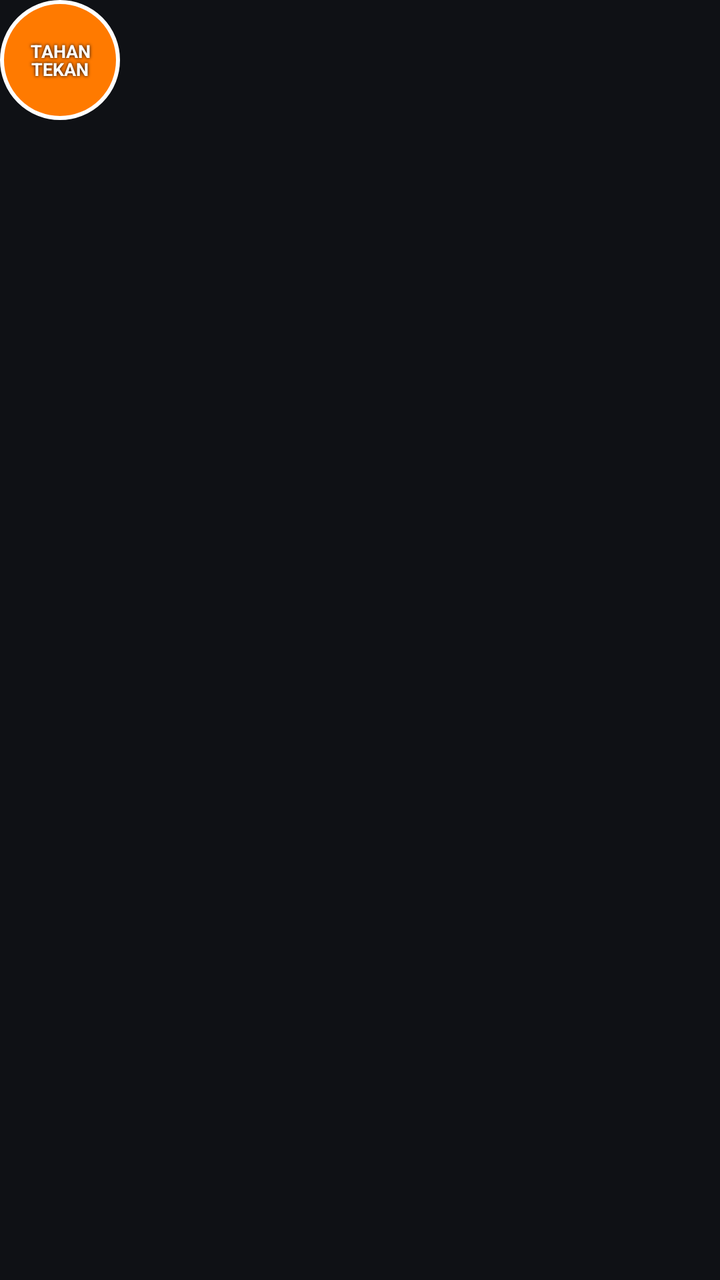
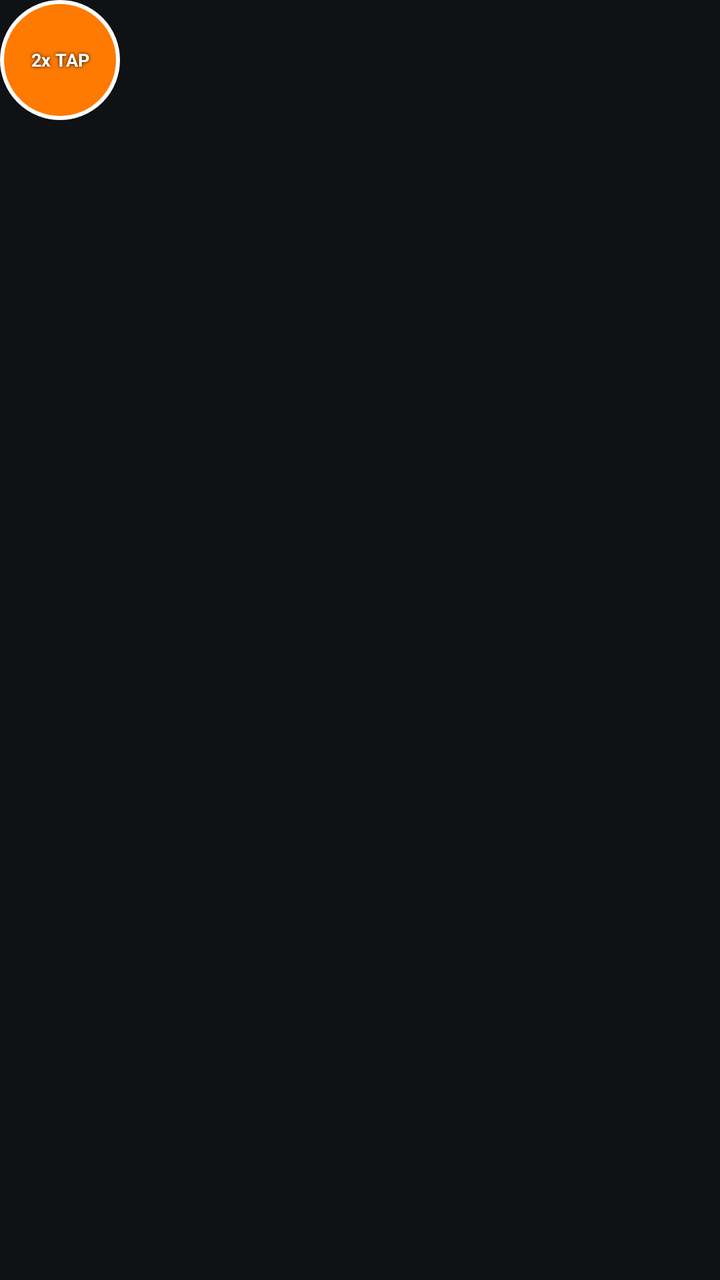

Screens rendered from an Android XML layout before and after an edit, with the pre-edit source and the edit as a unified diff.
<!-- AndroidManifest.xml: application theme Theme.MakroByGunz -->
<!-- res/layout/floating_bubble.xml -->
<?xml version="1.0" encoding="utf-8"?>
<FrameLayout xmlns:android="http://schemas.android.com/apk/res/android"
    android:layout_width="wrap_content"
    android:layout_height="wrap_content">

    <TextView
        android:id="@+id/bubbleIcon"
        android:layout_width="60dp"
        android:layout_height="60dp"
        android:background="@drawable/bg_bubble"
        android:gravity="center"
        android:text="TAHAN\nTEKAN"
        android:textColor="@color/white"
        android:textStyle="bold"
        android:textSize="9sp"
        android:lineSpacingExtra="-2sp"
        android:shadowColor="#000000"
        android:shadowDx="0"
        android:shadowDy="0"
        android:shadowRadius="4"/>

</FrameLayout>
<!-- resources referenced by this layout -->
<resources>
  <color name="white">#FFFFFF</color>
  <!-- drawable bg_bubble (drawable) -->
  <?xml version="1.0" encoding="utf-8"?>
  <shape xmlns:android="http://schemas.android.com/apk/res/android" android:shape="oval">
      <solid android:color="@color/bubble_bg" />
      <stroke android:width="2dp" android:color="@color/white" />
  </shape>
  <style name="Theme.MakroByGunz" parent="Theme.MaterialComponents.DayNight.NoActionBar">
          <item name="colorPrimary">@color/accent</item>
          <item name="colorPrimaryDark">@color/accent_dark</item>
          <item name="colorAccent">@color/accent</item>
          <item name="android:windowBackground">@color/bg_dark</item>
      </style>
  <color name="bubble_bg">#FF7A00</color>
  <color name="accent">#FF7A00</color>
  <color name="accent_dark">#CC5F00</color>
  <color name="bg_dark">#0F1115</color>
</resources>

<!-- the commit's change to res/layout/floating_bubble.xml (unified diff, before → after) -->
@@ -9,7 +9,7 @@
         android:layout_height="60dp"
         android:background="@drawable/bg_bubble"
         android:gravity="center"
-        android:text="TAHAN\nTEKAN"
+        android:text="2x TAP"
         android:textColor="@color/white"
         android:textStyle="bold"
         android:textSize="9sp"
